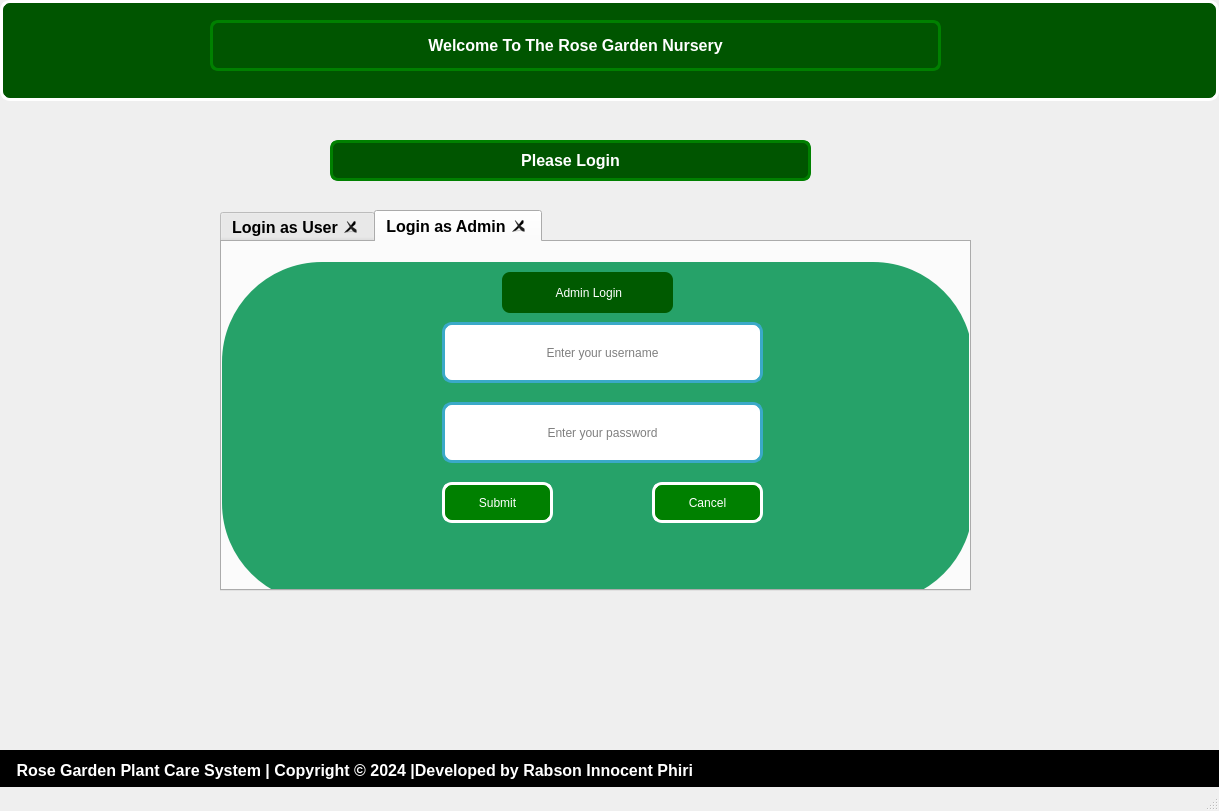
Qt form mainwindowplantcare.ui (Rabsoninnora/RoseGardenPlantCareSystem) before a commit.
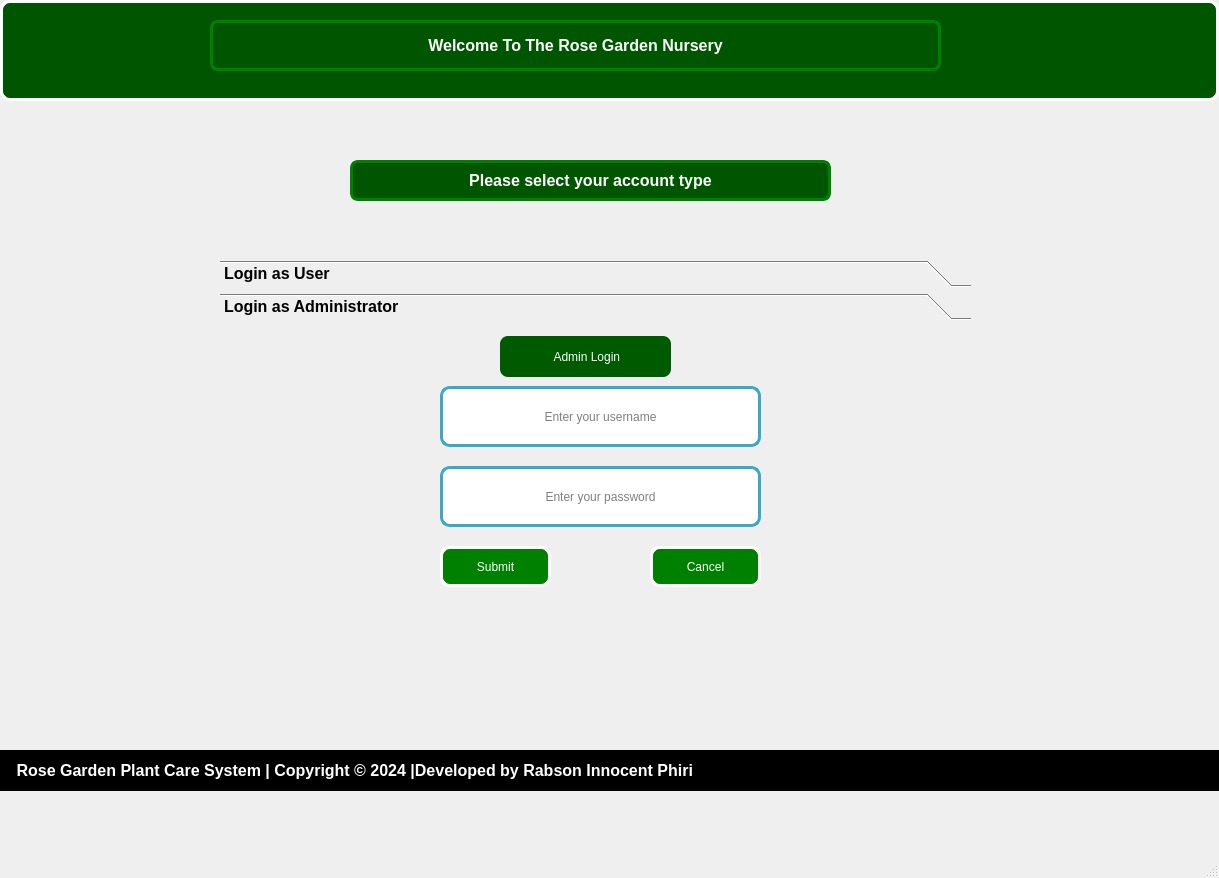
The same form after that commit. The open tabs and pages were chosen to show the change. Icons and pictures are not drawn.

Patch:
```diff
--- a/mainwindowplantcare.ui
+++ b/mainwindowplantcare.ui
@@ -10,7 +10,7 @@
     <x>0</x>
     <y>0</y>
     <width>1219</width>
-    <height>811</height>
+    <height>878</height>
    </rect>
   </property>
   <property name="font">
@@ -34,35 +34,35 @@
    <set>Qt::ImhNone</set>
   </property>
   <widget class="QWidget" name="centralwidget">
-   <widget class="QTabWidget" name="tabWidget">
+   <widget class="QToolBox" name="toolBox">
     <property name="geometry">
      <rect>
       <x>220</x>
-      <y>210</y>
+      <y>260</y>
       <width>751</width>
-      <height>381</height>
+      <height>461</height>
      </rect>
     </property>
     <property name="toolTipDuration">
      <number>-1</number>
     </property>
-    <property name="currentIndex">
-     <number>1</number>
+    <property name="frameShadow">
+     <enum>QFrame::Raised</enum>
     </property>
-    <property name="iconSize">
-     <size>
-      <width>16</width>
-      <height>16</height>
-     </size>
-    </property>
-    <property name="tabsClosable">
-     <bool>true</bool>
-    </property>
-    <property name="tabBarAutoHide">
-     <bool>true</bool>
-    </property>
-    <widget class="QWidget" name="tab">
-     <attribute name="title">
+    <widget class="QWidget" name="toolBoxPage1">
+     <property name="geometry">
+      <rect>
+       <x>0</x>
+       <y>0</y>
+       <width>751</width>
+       <height>377</height>
+      </rect>
+     </property>
+     <attribute name="icon">
+      <iconset resource="resource.qrc">
+       <normaloff>:/images/user.png</normaloff>:/images/user.png</iconset>
+     </attribute>
+     <attribute name="label">
       <string>Login as User</string>
      </attribute>
      <widget class="QGroupBox" name="loginBox">
@@ -243,15 +243,27 @@
       </widget>
      </widget>
     </widget>
-    <widget class="QWidget" name="tab_2">
-     <attribute name="title">
-      <string>Login as Admin</string>
+    <widget class="QWidget" name="toolBoxPage2">
+     <property name="geometry">
+      <rect>
+       <x>0</x>
+       <y>0</y>
+       <width>751</width>
+       <height>377</height>
+      </rect>
+     </property>
+     <attribute name="icon">
+      <iconset resource="resource.qrc">
+       <normaloff>:/images/user.png</normaloff>:/images/user.png</iconset>
      </attribute>
-     <widget class="QGroupBox" name="loginBox_2">
+     <attribute name="label">
+      <string>Login as Administrator</string>
+     </attribute>
+     <widget class="QFrame" name="loginBox_2">
       <property name="geometry">
        <rect>
         <x>0</x>
-        <y>20</y>
+        <y>0</y>
         <width>751</width>
         <height>341</height>
        </rect>
@@ -259,9 +271,9 @@
       <property name="styleSheet">
        <string notr="true">
  
+
 QGroupBox {
-
-background-color: rgb(38, 162, 105);
+ 
 
 font: 700 12pt;
 color: rgb(255, 255, 255);
@@ -281,9 +293,6 @@
   color: rgb(0, 0, 0);;
 }</string>
       </property>
-      <property name="title">
-       <string/>
-      </property>
       <widget class="QPushButton" name="btn_Admin_login">
        <property name="geometry">
         <rect>
@@ -488,8 +497,8 @@
    <widget class="QPushButton" name="pushButton_2">
     <property name="geometry">
      <rect>
-      <x>330</x>
-      <y>140</y>
+      <x>350</x>
+      <y>160</y>
       <width>481</width>
       <height>41</height>
      </rect>
@@ -509,7 +518,7 @@
  </string>
     </property>
     <property name="text">
-     <string>Please Login</string>
+     <string>Please select your account type</string>
     </property>
    </widget>
    <widget class="QLabel" name="CopyRight_line">
```
Left out of the diff: 20 changed lines with no effect on the pictures.
